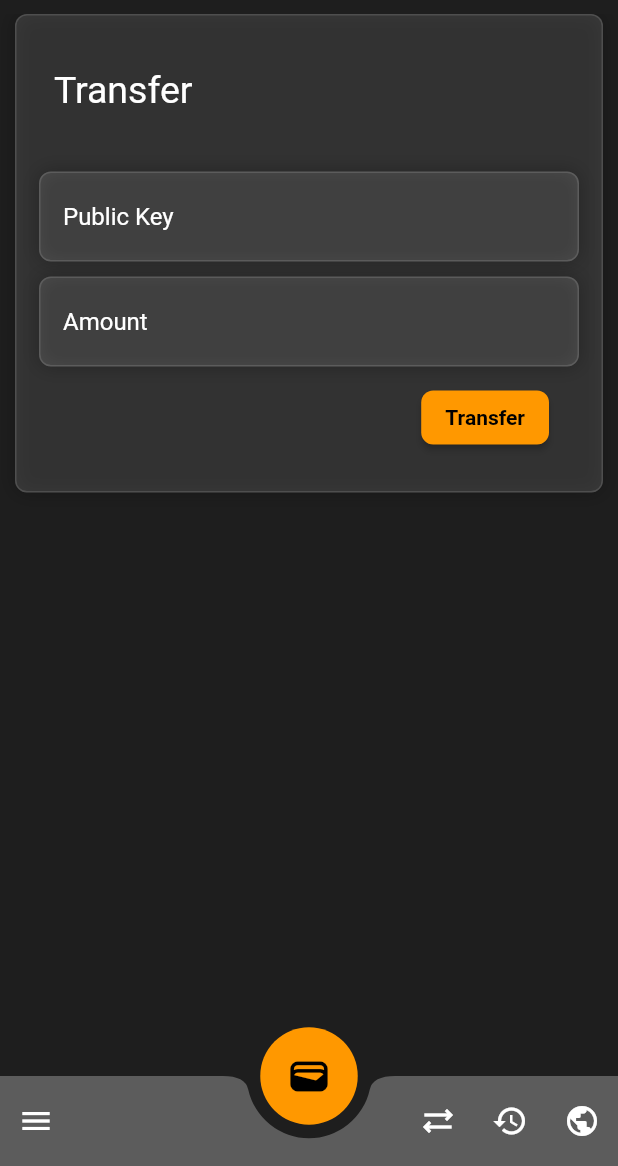
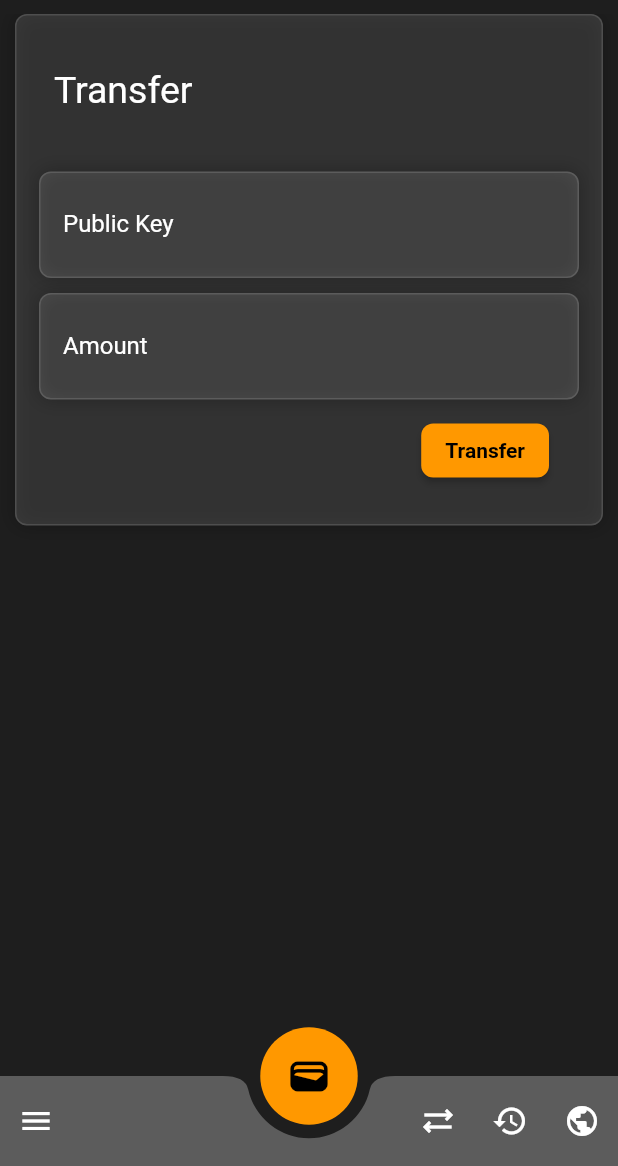
Before and after one commit to phatng45/koin, a Flutter app: the HomePage screen opened directly, item 2 of the bottom bar chosen, after a tap on "Transfer", on a phone screen of 412 x 824 dp, the part 70-1236 px from its top. Run offline on Flutter 3.47's test engine with Material 2 defaults, Android fonts, the phone set to English and light mode, and no system bars; our stand-ins replace dio, google_fonts; network calls fail.

Commit message:
update transfer

```diff
--- a/lib/TransferPage.dart
+++ b/lib/TransferPage.dart
@@ -1,4 +1,5 @@
 import 'package:flutter/material.dart';
+import 'package:koin/api/ApiServices.dart';
 
 import 'LoginPage.dart';
 
@@ -10,6 +11,9 @@ class TransferPage extends StatefulWidget {
 }
 
 class _TransferPageState extends State<TransferPage> {
+  TextEditingController publicKeyTextController = TextEditingController();
+  TextEditingController amountTextController = TextEditingController();
+
   @override
   Widget build(BuildContext context) {
     return Column(
@@ -51,10 +55,11 @@ class _TransferPageState extends State<TransferPage> {
                       child: Padding(
                         padding: EdgeInsets.fromLTRB(10, 0, 0, 0),
                         child: TextField(
+                          controller: publicKeyTextController,
                           decoration: InputDecoration(
-                            border: InputBorder.none,
-                            hintText: "Public Key",
-                          ),
+                              border: InputBorder.none,
+                              labelText: "Public Key",
+                              labelStyle: TextStyle(color: Colors.white)),
                         ),
                       )),
                   SizedBox(
@@ -65,10 +70,11 @@ class _TransferPageState extends State<TransferPage> {
                       child: Padding(
                         padding: EdgeInsets.fromLTRB(10, 0, 0, 0),
                         child: TextField(
+                          controller: amountTextController,
                           decoration: InputDecoration(
-                            border: InputBorder.none,
-                            hintText: "Amount",
-                          ),
+                              border: InputBorder.none,
+                              labelText: "Amount",
+                              labelStyle: TextStyle(color: Colors.white)),
                         ),
                       )),
                   Row(
@@ -77,7 +83,7 @@ class _TransferPageState extends State<TransferPage> {
                       Padding(
                         padding: EdgeInsets.fromLTRB(0, 10, 20, 10),
                         child: ElevatedButton(
-                          onPressed: () {},
+                          onPressed: transfer,
                           child: Text("Transfer"),
                         ),
                       ),
@@ -91,4 +97,16 @@ class _TransferPageState extends State<TransferPage> {
       ],
     );
   }
+
+  void transfer() async {
+    var response = await ApiServices.Transfer(
+        publicKeyTextController.text, amountTextController.text);
+    if (response != null) {
+      ScaffoldMessenger.of(context)
+          .showSnackBar(SnackBar(content: Text('Transferred successfully')));
+    }else{
+      ScaffoldMessenger.of(context)
+          .showSnackBar(SnackBar(content: Text('Transaction failed')));
+    }
+  }
 }
--- a/lib/api/ApiServices.dart
+++ b/lib/api/ApiServices.dart
@@ -1,5 +1,4 @@
 import 'package:dio/dio.dart';
-import 'package:flutter/foundation.dart';
 
 class ApiServices {
   static String baseUrl = 'http://10.0.2.2:3000';
@@ -11,7 +10,8 @@ class ApiServices {
   }
 
   static Future<dynamic>? Login(String privateKey) async {
-    final response = await Dio().post('$baseUrl/logIn', data: {'privateKey': privateKey});
+    final response =
+        await Dio().post('$baseUrl/logIn', data: {'privateKey': privateKey});
     if (response.statusCode != 200) return null;
     return response.data;
   }
@@ -28,23 +28,32 @@ class ApiServices {
     return response.data;
   }
 
-  static Future<dynamic>?  GetBalance() async{
+  static Future<dynamic>? GetBalance() async {
     final response = await Dio().get('$baseUrl/balance');
     if (response.statusCode != 200) return null;
     return response.data;
   }
 
-  static Future<dynamic>?  GetHistory() async{
+  static Future<dynamic>? GetHistory() async {
     final response = await Dio().get('$baseUrl/history');
     if (response.statusCode != 200) return null;
     print(response.data);
     return response.data;
   }
 
-  static  Future<dynamic>? Mine() async {
+  static Future<dynamic>? Mine() async {
     final response = await Dio().get('$baseUrl/mine-transactions');
     if (response.statusCode != 200) return null;
     print(response.data);
     return response.data;
   }
+
+  static Transfer(String key, String amount) async {
+    final response = await Dio().post(
+      '$baseUrl/transact',
+      data: {'recipient': key, 'amount': amount},
+    );
+    if (response.statusCode != 200) return null;
+    return response.data;
+  }
 }
```
